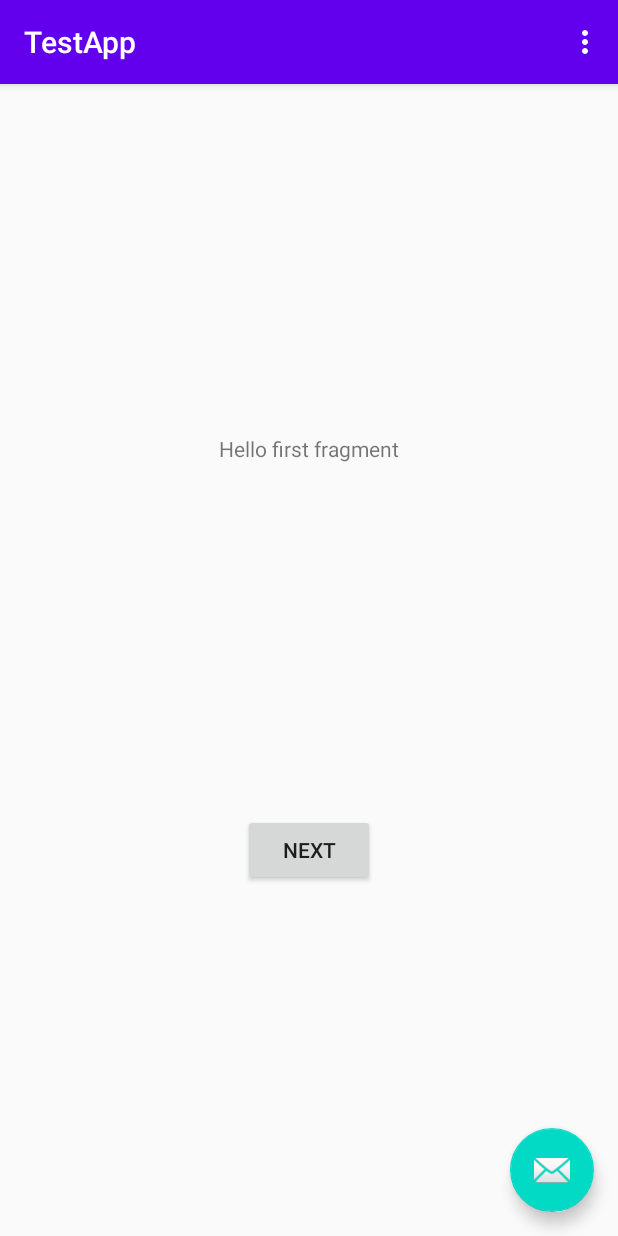
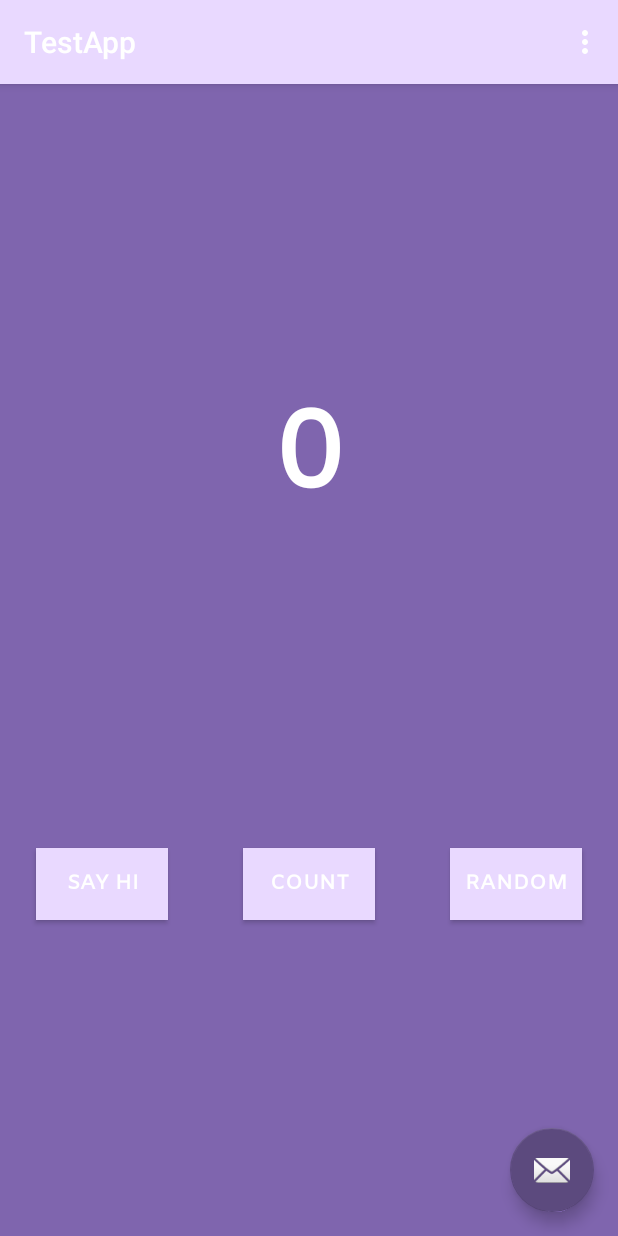
Before and after one commit to CameronRWS/Hive-Social-Media, an Android app: the screen it shows after launch (MainActivity), on a phone screen of 412 x 824 dp. Run offline under Robolectric (Android 15) with nearby library versions, the phone set to English and light mode, and no system bars.

Commit message:
work on test android app

```diff
--- a/Experiments/JulieVanKirk/AndroidTestApp/app/build.gradle
+++ b/Experiments/JulieVanKirk/AndroidTestApp/app/build.gradle
@@ -1,4 +1,5 @@
 apply plugin: 'com.android.application'
+apply plugin: 'androidx.navigation.safeargs'
 
 android {
     compileSdkVersion 30
--- a/Experiments/JulieVanKirk/AndroidTestApp/app/src/main/java/com/example/testapp/FirstFragment.java
+++ b/Experiments/JulieVanKirk/AndroidTestApp/app/src/main/java/com/example/testapp/FirstFragment.java
@@ -4,6 +4,8 @@ import android.os.Bundle;
 import android.view.LayoutInflater;
 import android.view.View;
 import android.view.ViewGroup;
+import android.widget.TextView;
+import android.widget.Toast;
 
 import androidx.annotation.NonNull;
 import androidx.fragment.app.Fragment;
@@ -11,24 +13,50 @@ import androidx.navigation.fragment.NavHostFragment;
 
 public class FirstFragment extends Fragment {
 
+    TextView showCountTextView;
+
     @Override
     public View onCreateView(
             LayoutInflater inflater, ViewGroup container,
             Bundle savedInstanceState
     ) {
-        // Inflate the layout for this fragment
-        return inflater.inflate(R.layout.fragment_first, container, false);
+        View fragmentFirstLayout = inflater.inflate(R.layout.fragment_first, container, false);
+        showCountTextView = fragmentFirstLayout.findViewById(R.id.textview_first);
+        return fragmentFirstLayout;
     }
 
     public void onViewCreated(@NonNull View view, Bundle savedInstanceState) {
         super.onViewCreated(view, savedInstanceState);
 
-        view.findViewById(R.id.button_first).setOnClickListener(new View.OnClickListener() {
+        view.findViewById(R.id.random_button).setOnClickListener(new View.OnClickListener() {
             @Override
             public void onClick(View view) {
-                NavHostFragment.findNavController(FirstFragment.this)
-                        .navigate(R.id.action_FirstFragment_to_SecondFragment);
+                int currentCount = Integer.parseInt(showCountTextView.getText().toString());
+                FirstFragmentDirections.ActionFirstFragmentToSecondFragment action = FirstFragmentDirections.actionFirstFragmentToSecondFragment(currentCount);
+                NavHostFragment.findNavController(FirstFragment.this).navigate(action);
+            }
+        });
+
+        view.findViewById(R.id.toast_button).setOnClickListener(new View.OnClickListener() {
+            @Override
+            public void onClick(View view) {
+                Toast myToast = Toast.makeText(getActivity(), "Hello, friend!", Toast.LENGTH_SHORT);
+                myToast.show();
+            }
+        });
+
+        view.findViewById(R.id.count_button).setOnClickListener(new View.OnClickListener() {
+            @Override
+            public void onClick(View view) {
+                countMe(view);
             }
         });
     }
+
+    private void countMe(View view) {
+        String countString = showCountTextView.getText().toString();
+        Integer count = Integer.parseInt(countString);
+        count ++;
+        showCountTextView.setText(count.toString());
+    }
 }
--- a/Experiments/JulieVanKirk/AndroidTestApp/app/src/main/res/layout/fragment_first.xml
+++ b/Experiments/JulieVanKirk/AndroidTestApp/app/src/main/res/layout/fragment_first.xml
@@ -4,25 +4,64 @@
     xmlns:tools="http://schemas.android.com/tools"
     android:layout_width="match_parent"
     android:layout_height="match_parent"
+    android:background="#7F65AE"
     tools:context=".FirstFragment">
 
     <TextView
         android:id="@+id/textview_first"
         android:layout_width="wrap_content"
         android:layout_height="wrap_content"
-        android:text="@string/hello_first_fragment"
-        app:layout_constraintBottom_toTopOf="@id/button_first"
+        android:fontFamily="@font/amiko"
+        android:text="0"
+        android:textColor="@android:color/white"
+        android:textSize="72sp"
+        android:textStyle="bold"
+        app:layout_constraintBottom_toBottomOf="parent"
         app:layout_constraintEnd_toEndOf="parent"
+        app:layout_constraintHorizontal_bias="0.5"
         app:layout_constraintStart_toStartOf="parent"
-        app:layout_constraintTop_toTopOf="parent" />
+        app:layout_constraintTop_toTopOf="parent"
+        app:layout_constraintVertical_bias="0.3" />
 
     <Button
-        android:id="@+id/button_first"
+        android:id="@+id/random_button"
         android:layout_width="wrap_content"
         android:layout_height="wrap_content"
-        android:text="@string/next"
+        android:layout_marginEnd="24dp"
+        android:background="@color/buttonBackground"
+        android:fontFamily="@font/amiko"
+        android:text="@string/random_button_text"
+        android:textColor="@android:color/white"
+        android:textStyle="bold"
         app:layout_constraintBottom_toBottomOf="parent"
         app:layout_constraintEnd_toEndOf="parent"
+        app:layout_constraintTop_toBottomOf="@+id/textview_first" />
+
+    <Button
+        android:id="@+id/toast_button"
+        android:layout_width="wrap_content"
+        android:layout_height="wrap_content"
+        android:layout_marginStart="24dp"
+        android:background="@color/buttonBackground"
+        android:fontFamily="@font/amiko"
+        android:text="@string/toast"
+        android:textColor="@android:color/white"
+        android:textStyle="bold"
+        app:layout_constraintBottom_toBottomOf="parent"
         app:layout_constraintStart_toStartOf="parent"
-        app:layout_constraintTop_toBottomOf="@id/textview_first" />
+        app:layout_constraintTop_toBottomOf="@+id/textview_first" />
+
+    <Button
+        android:id="@+id/count_button"
+        android:layout_width="wrap_content"
+        android:layout_height="wrap_content"
+        android:background="@color/buttonBackground"
+        android:fontFamily="@font/amiko"
+        android:text="@string/count_button_text"
+        android:textColor="@android:color/white"
+        android:textStyle="bold"
+        app:layout_constraintBottom_toBottomOf="parent"
+        app:layout_constraintEnd_toStartOf="@+id/random_button"
+        app:layout_constraintStart_toEndOf="@+id/toast_button"
+        app:layout_constraintTop_toBottomOf="@+id/textview_first" />
 </androidx.constraintlayout.widget.ConstraintLayout>
--- a/Experiments/JulieVanKirk/AndroidTestApp/app/src/main/res/navigation/nav_graph.xml
+++ b/Experiments/JulieVanKirk/AndroidTestApp/app/src/main/res/navigation/nav_graph.xml
@@ -24,5 +24,8 @@
         <action
             android:id="@+id/action_SecondFragment_to_FirstFragment"
             app:destination="@id/FirstFragment" />
+        <argument
+            android:name="myArg"
+            app:argType="integer" />
     </fragment>
 </navigation>
--- a/Experiments/JulieVanKirk/AndroidTestApp/app/src/main/res/values/colors.xml
+++ b/Experiments/JulieVanKirk/AndroidTestApp/app/src/main/res/values/colors.xml
@@ -1,6 +1,8 @@
 <?xml version="1.0" encoding="utf-8"?>
 <resources>
-    <color name="colorPrimary">#6200EE</color>
-    <color name="colorPrimaryDark">#3700B3</color>
-    <color name="colorAccent">#03DAC5</color>
+    <color name="colorPrimary">#E9D9FF</color>
+    <color name="colorPrimaryDark">#B69DED</color>
+    <color name="colorAccent">#5C4A7E</color>
+    <color name="screenBackground">#FFFFFF</color>
+    <color name="buttonBackground">#E9D9FF</color>
 </resources>
--- a/Experiments/JulieVanKirk/AndroidTestApp/app/src/main/res/values/strings.xml
+++ b/Experiments/JulieVanKirk/AndroidTestApp/app/src/main/res/values/strings.xml
@@ -4,9 +4,12 @@
     <!-- Strings used for fragments for navigation -->
     <string name="first_fragment_label">First Fragment</string>
     <string name="second_fragment_label">Second Fragment</string>
-    <string name="next">Next</string>
+    <string name="random_button_text">Random</string>
     <string name="previous">Previous</string>
+    <string name="toast">Say Hi</string>
+    <string name="count_button_text">Count</string>
+    <string name="toast_message">Cheers, mate!</string>
 
-    <string name="hello_first_fragment">Hello first fragment</string>
-    <string name="hello_second_fragment">Hello second fragment. Arg: %1$s</string>
+    <string name="hello_first_fragment">Hello World!</string>
+    <string name="random_heading">Here is a random number between 0 and %d</string>
 </resources>
--- a/Experiments/JulieVanKirk/AndroidTestApp/build.gradle
+++ b/Experiments/JulieVanKirk/AndroidTestApp/build.gradle
@@ -6,7 +6,8 @@ buildscript {
     }
     dependencies {
         classpath "com.android.tools.build:gradle:4.0.1"
-
+        def nav_version = "2.3.0-alpha04"
+        classpath "androidx.navigation:navigation-safe-args-gradle-plugin:$nav_version"
         // NOTE: Do not place your application dependencies here; they belong
         // in the individual module build.gradle files
     }
```
Also changed, not shown: Experiments/JulieVanKirk/AndroidTestApp/app/src/main/java/com/example/testapp/SecondFragment.java (+17 -0 lines), Experiments/JulieVanKirk/AndroidTestApp/app/src/main/res/layout/fragment_second.xml (+31 -4 lines), Experiments/JulieVanKirk/AndroidTestApp/app/src/main/res/font/amiko.ttf (added).
